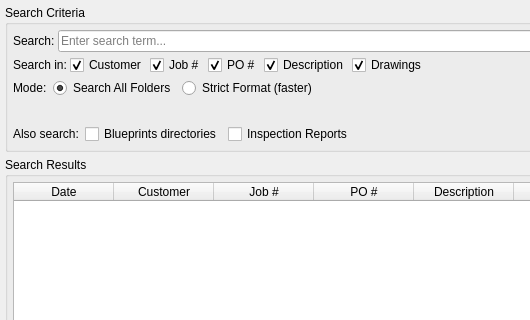
The window that modules/search/ui/search_tab.ui (i-machine-things/JobDocs) describes before a commit, drawn with Qt 5; both pictures show x 0 to 530 and y 0 to 320 of the 880 by 650 pixel window.
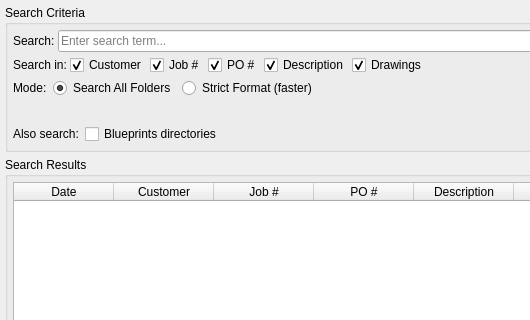
The same window after the commit.

Commit message: fix: remove inspection reports feature from stable

```diff
--- a/modules/search/ui/search_tab.ui
+++ b/modules/search/ui/search_tab.ui
@@ -281,16 +281,6 @@
            </property>
           </widget>
          </item>
-         <item>
-          <widget class="QCheckBox" name="search_inspection_check">
-           <property name="text">
-            <string>Inspection Reports</string>
-           </property>
-           <property name="checked">
-            <bool>false</bool>
-           </property>
-          </widget>
-         </item>
          <item>
           <spacer name="horizontalSpacer_4">
            <property name="orientation">
```
The commit also changes 6 other files.
